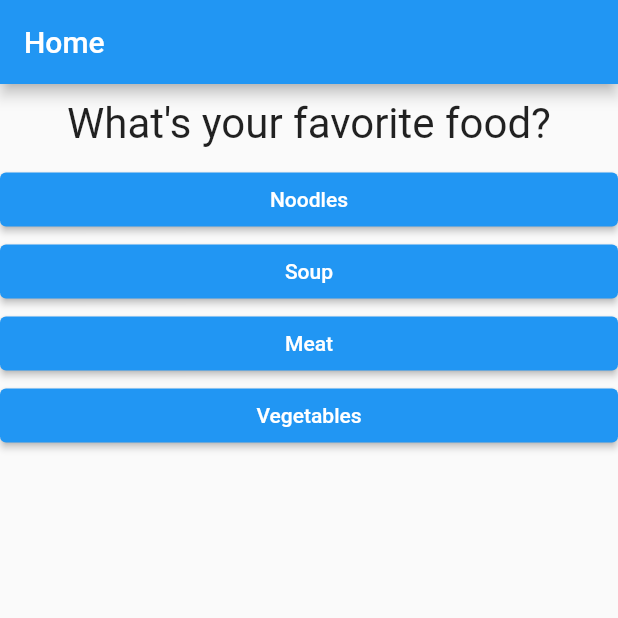
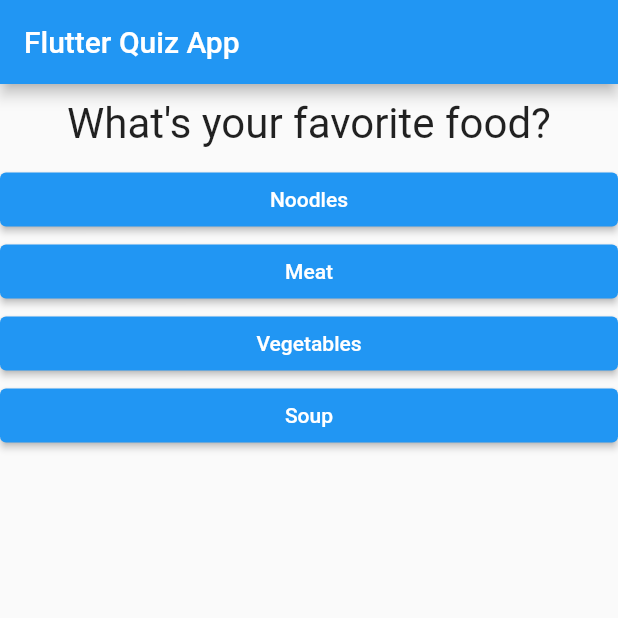
Before and after one commit to HeroAppsDev/flutter_quiz_app, a Flutter app: the screen it shows after launch, after a tap on "Blue", on a phone screen of 412 x 824 dp, the top half of it. Run offline on Flutter 3.47's test engine with Material 2 defaults, Android fonts, the phone set to English and light mode, and no system bars.

Commit message:
:hammer: Refactor code
Extracting widgets and add reset button/quiz

```diff
--- a/lib/main.dart
+++ b/lib/main.dart
@@ -1,6 +1,7 @@
 import 'package:flutter/material.dart';
-import 'package:flutter_quiz_app/answer_button_widget.dart';
-import 'package:flutter_quiz_app/question_label_widget.dart';
+
+import 'quiz_widget.dart';
+import 'result_widget.dart';
 
 void main() {
   runApp(const MyApp());
@@ -15,51 +16,87 @@ class MyApp extends StatefulWidget {
 
 class _MyAppState extends State<MyApp> {
   var _questionIndex = 0;
+  var _totalScore = 0;
 
-  void _answerQuestion() {
+  final questions = const [
+    {
+      'questionText': 'What\'s you favorite color?',
+      'answers': [
+        {'text': 'Blue', 'score': 10},
+        {'text': 'Black', 'score': 6},
+        {'text': 'Yellow', 'score': 2},
+        {'text': 'Pink', 'score': 5}
+      ]
+    },
+    {
+      'questionText': 'What\'s your favorite food?',
+      'answers': [
+        {'text': 'Noodles', 'score': 2},
+        {'text': 'Meat', 'score': 5},
+        {'text': 'Vegetables', 'score': 6},
+        {'text': 'Soup', 'score': 8}
+      ]
+    },
+    {
+      'questionText': 'What\'s your favorite animal?',
+      'answers': [
+        {'text': 'Cat', 'score': 10},
+        {'text': 'Dog', 'score': 9},
+        {'text': 'Elephant', 'score': 8},
+        {'text': 'Rabbit', 'score': 9},
+      ]
+    },
+    {
+      'questionText': 'What\'s your favorite place?',
+      'answers': [
+        {'text': 'House', 'score': 5},
+        {'text': 'Room', 'score': 6},
+        {'text': 'Outdoor', 'score': 2},
+        {'text': 'Stadium', 'score': 9}
+      ]
+    },
+  ];
+
+  void _answerQuestion(int score) {
+    _totalScore += score;
+
     setState(() {
       _questionIndex++;
     });
+
+    if (_questionIndex < questions.length) {
+      debugPrint('We have more questions');
+    } else {
+      debugPrint('No more questions!');
+    }
+
     debugPrint('## $_questionIndex');
+  }
+
+  void _resetQuiz() {
+    setState(() {
+      _questionIndex = 0;
+      _totalScore = 0;
+    });
   }
 
   @override
   Widget build(BuildContext context) {
-    var questions = [
-      {
-        'questionText': 'What\'s you favorite color?',
-        'answers': ['Blue', 'Black', 'Yellow', 'Red']
-      },
-      {
-        'questionText': 'What\'s your favorite food?',
-        'answers': ['Noodles', 'Soup', 'Meat', 'Vegetables']
-      },
-      {
-        'questionText': 'What\'s your favorite animal?',
-        'answers': ['Cat', 'Dog', 'Rabbit', 'Panda']
-      },
-      {
-        'questionText': 'What\'s your favorite place?',
-        'answers': ['Home', 'Outside', 'Club', 'Stadium']
-      },
-    ];
     return MaterialApp(
-      title: 'Flutter Demo',
+      title: 'Flutter Quiz App',
       home: Scaffold(
         appBar: AppBar(
-          title: const Text('Home'),
+          title: const Text('Flutter Quiz App'),
         ),
-        body: Column(
-          children: [
-            QuestionLabelWidget(
-                questions:
-                    questions[_questionIndex]['questionText'].toString()),
-            ...(questions[_questionIndex]['answers'] as List<String>)
-                .map((e) => AnswerButtonWidget(
-                    onPressed: _answerQuestion, answerText: e))
-                .toList(),
-          ],
-        ),
+        body: _questionIndex < questions.length
+            ? QuizWidget(
+                questions: questions,
+                questionIndex: _questionIndex,
+                answerQuestion: _answerQuestion)
+            : ResultWidget(
+                totalScore: _totalScore,
+                resetHandler: _resetQuiz,
+              ),
       ),
     );
   }
--- /dev/null
+++ b/lib/quiz_widget.dart
@@ -0,0 +1,32 @@
+import 'package:flutter/material.dart';
+
+import 'answer_button_widget.dart';
+import 'question_label_widget.dart';
+
+class QuizWidget extends StatelessWidget {
+  final List<Map<String, Object>> questions;
+  final int questionIndex;
+  final Function(int) answerQuestion;
+
+  const QuizWidget(
+      {Key? key,
+      required this.questions,
+      required this.questionIndex,
+      required this.answerQuestion})
+      : super(key: key);
+
+  @override
+  Widget build(BuildContext context) {
+    return Column(
+      children: [
+        QuestionLabelWidget(
+            questions: questions[questionIndex]['questionText'].toString()),
+        ...(questions[questionIndex]['answers'] as List<Map<String, Object>>)
+            .map((answer) => AnswerButtonWidget(
+                onPressed: () => answerQuestion(answer['score'] as int),
+                answerText: answer['text'].toString()))
+            .toList(),
+      ],
+    );
+  }
+}
```
Also changed, not shown: lib/result_widget.dart (added, +46 -0 lines).
